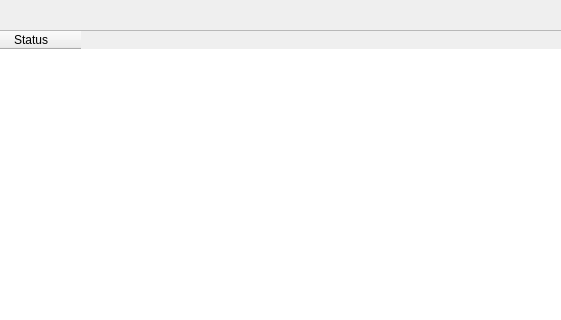
First picture: the form in Vista/datos.ui, repository Alex-Gtrjllo/C1_Proyecto_Automatas, before the edit; both pictures show x 150 to 711 and y 0 to 320 of the 1005 by 598 pixel window.
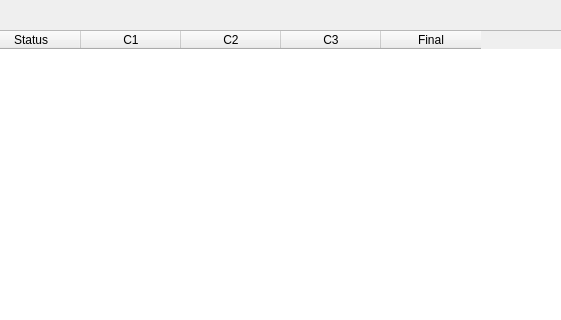
Second picture: the form after the edit.

The edit to the form file:
```diff
--- a/Vista/datos.ui
+++ b/Vista/datos.ui
@@ -33,6 +33,26 @@
       <string>Status</string>
      </property>
     </column>
+    <column>
+     <property name="text">
+      <string>C1</string>
+     </property>
+    </column>
+    <column>
+     <property name="text">
+      <string>C2</string>
+     </property>
+    </column>
+    <column>
+     <property name="text">
+      <string>C3</string>
+     </property>
+    </column>
+    <column>
+     <property name="text">
+      <string>Final</string>
+     </property>
+    </column>
    </widget>
   </widget>
   <widget class="QMenuBar" name="menubar">
```
